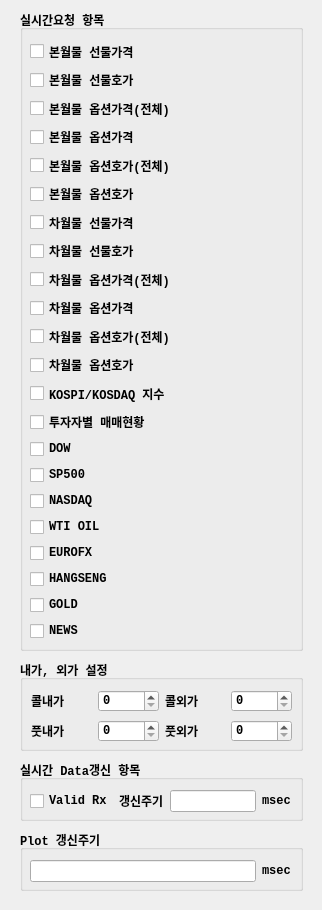
Before: the Qt Designer form UI/realtimeitem.ui in skygoldfish/SkyBot, drawn with Qt 5.
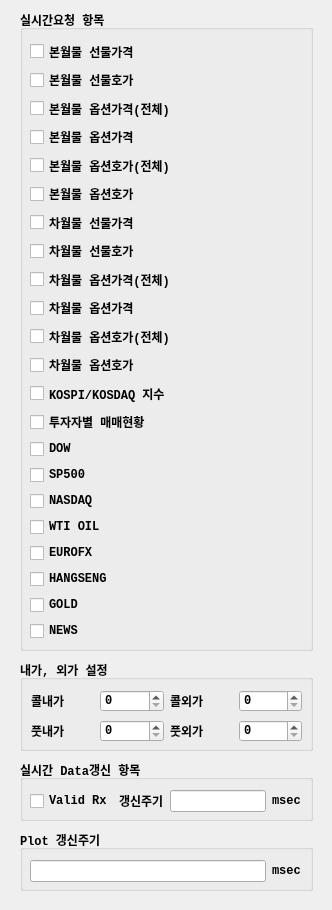
After: the same form once the commit is applied.

Commit message: 소스정리

The edit to the form file:
```diff
--- a/UI/realtimeitem.ui
+++ b/UI/realtimeitem.ui
@@ -6,7 +6,7 @@
    <rect>
     <x>0</x>
     <y>0</y>
-    <width>322</width>
+    <width>332</width>
     <height>910</height>
    </rect>
   </property>
@@ -18,7 +18,7 @@
     <rect>
      <x>20</x>
      <y>10</y>
-     <width>283</width>
+     <width>293</width>
      <height>641</height>
     </rect>
    </property>
@@ -40,7 +40,7 @@
      <rect>
       <x>10</x>
       <y>30</y>
-      <width>261</width>
+      <width>271</width>
       <height>601</height>
      </rect>
     </property>
@@ -361,7 +361,7 @@
     <rect>
      <x>20</x>
      <y>830</y>
-     <width>283</width>
+     <width>293</width>
      <height>61</height>
     </rect>
    </property>
@@ -380,7 +380,7 @@
      <rect>
       <x>10</x>
       <y>30</y>
-      <width>261</width>
+      <width>271</width>
       <height>22</height>
      </rect>
     </property>
@@ -424,7 +424,7 @@
     <rect>
      <x>20</x>
      <y>760</y>
-     <width>283</width>
+     <width>293</width>
      <height>61</height>
     </rect>
    </property>
@@ -443,7 +443,7 @@
      <rect>
       <x>10</x>
       <y>30</y>
-      <width>261</width>
+      <width>271</width>
       <height>22</height>
      </rect>
     </property>
@@ -490,7 +490,7 @@
     <rect>
      <x>20</x>
      <y>660</y>
-     <width>283</width>
+     <width>293</width>
      <height>91</height>
     </rect>
    </property>
@@ -509,7 +509,7 @@
      <rect>
       <x>11</x>
       <y>60</y>
-      <width>261</width>
+      <width>271</width>
       <height>22</height>
      </rect>
     </property>
@@ -541,7 +541,7 @@
      <rect>
       <x>11</x>
       <y>30</y>
-      <width>261</width>
+      <width>271</width>
       <height>22</height>
      </rect>
     </property>
```
The commit also changes 2 other files.
